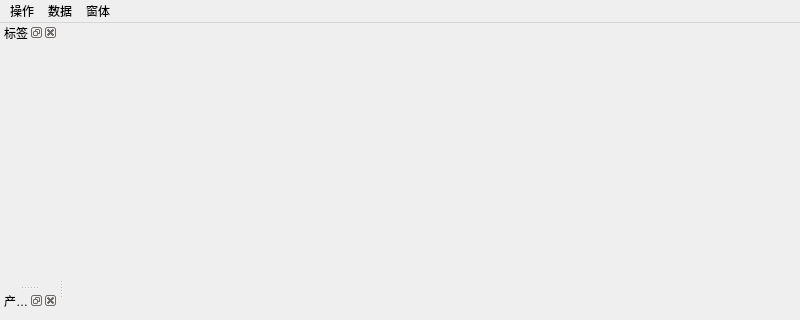
Before: the Qt Designer form ui/PartMainWindow.ui in ChenZebin9/python_pdm_2, drawn with Qt 5; both pictures show x 0 to 800 and y 0 to 320 of the 800 by 600 pixel window.
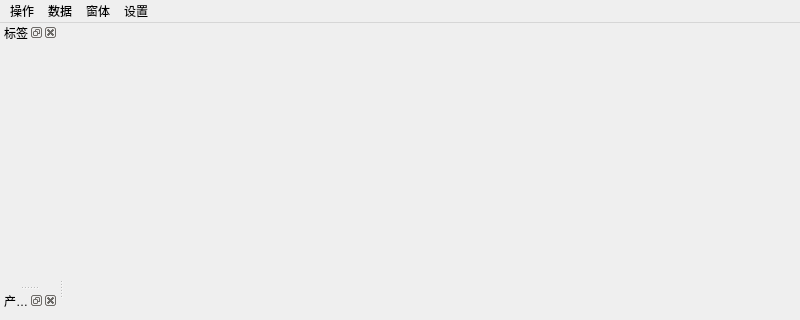
After: the same form once the commit is applied.

Patch:
```diff
--- a/ui/PartMainWindow.ui
+++ b/ui/PartMainWindow.ui
@@ -36,15 +36,22 @@
      <string>数据</string>
     </property>
    </widget>
-   <widget class="QMenu" name="menu">
+   <widget class="QMenu" name="windowsMenu">
     <property name="title">
      <string>窗体</string>
     </property>
     <addaction name="resetDocksMenuItem"/>
    </widget>
+   <widget class="QMenu" name="settingMenu">
+    <property name="title">
+     <string>设置</string>
+    </property>
+    <addaction name="columnViewMenuItem"/>
+   </widget>
    <addaction name="operationMenu"/>
    <addaction name="dataMenu"/>
-   <addaction name="menu"/>
+   <addaction name="windowsMenu"/>
+   <addaction name="settingMenu"/>
   </widget>
   <widget class="QStatusBar" name="statusbar"/>
   <widget class="QDockWidget" name="tagDockWidget">
```
Left out of the diff: 43 changed lines with no effect on the pictures.
